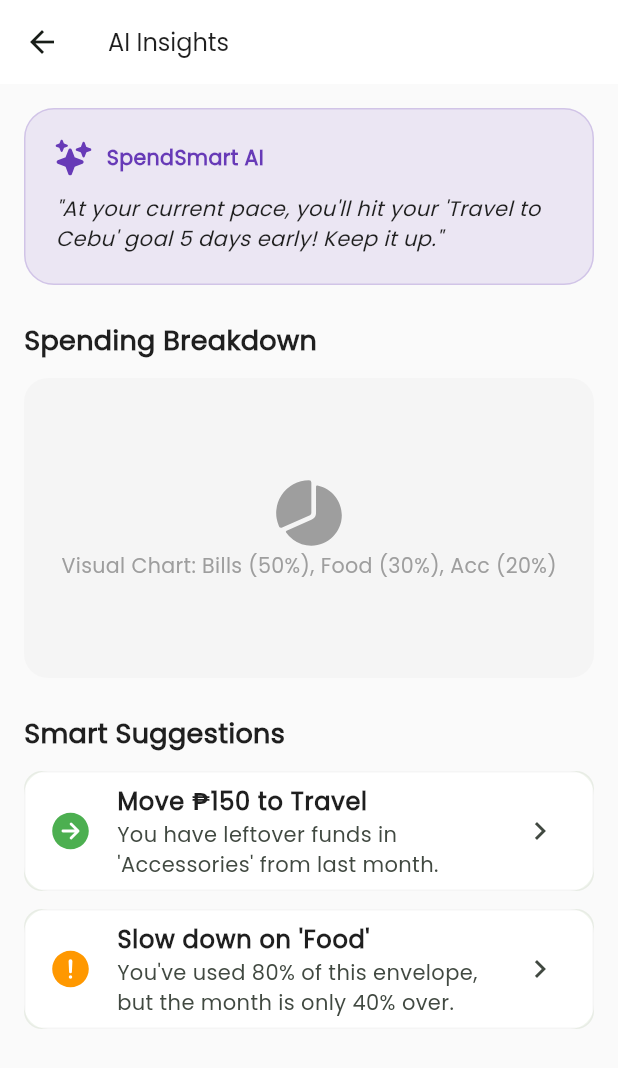
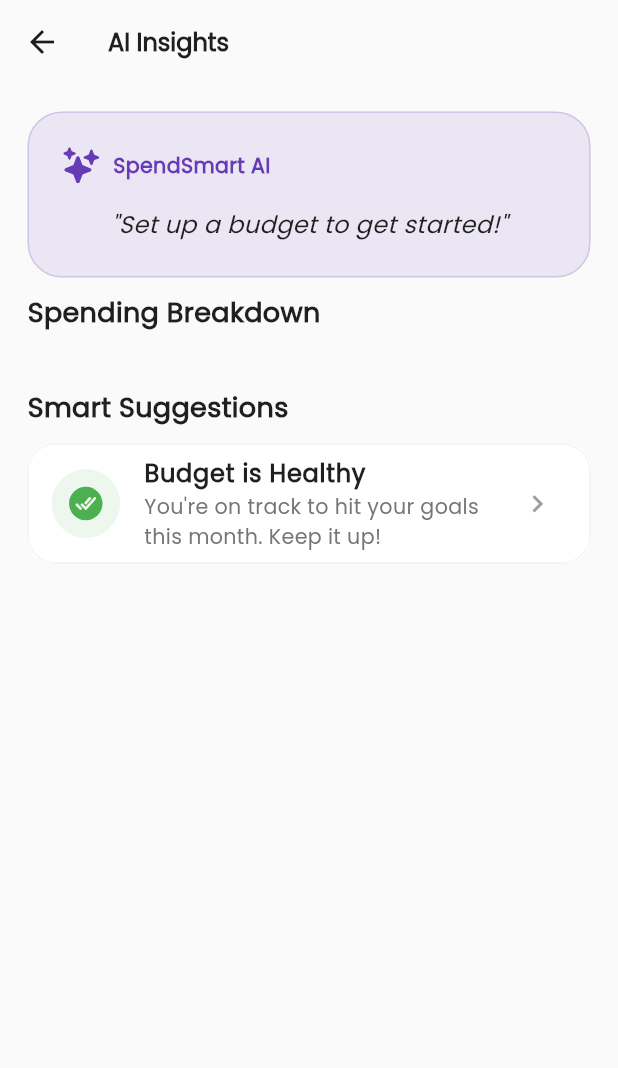
Before and after one commit to sam021624/spendsmart, a Flutter app: the InsightsScreen screen opened directly, on a phone screen of 412 x 824 dp. Shown: the top 1068 px of the screen. Run offline on Flutter 3.47's test engine with Material 3 defaults, Android fonts, the phone set to English and light mode, and no system bars; drawn by our look-alikes of toastification; our stand-ins replace carousel_slider, cloud_firestore, dotted_border, firebase_auth, firebase_core, fl_chart and 8 more; accounts and stored records are empty.

Commit message:
[FEAT] dynamic insights screen

```diff
--- a/lib/views/insights/presentation/insights_screen.dart
+++ b/lib/views/insights/presentation/insights_screen.dart
@@ -1,77 +1,141 @@
+import 'package:fl_chart/fl_chart.dart';
 import 'package:flutter/material.dart';
+import 'package:flutter_riverpod/flutter_riverpod.dart';
 import 'package:flutter_screenutil/flutter_screenutil.dart';
 import 'package:ionicons/ionicons.dart';
 import 'package:spendsmart/common/widgets/widget_text.dart';
+import 'package:spendsmart/models/envelope_model.dart';
+import 'package:spendsmart/providers/bill_provider.dart';
+import 'package:spendsmart/providers/envelop_provider.dart';
+import 'package:spendsmart/services/ai_service.dart';
 
-class InsightsScreen extends StatelessWidget {
+class InsightsScreen extends ConsumerWidget {
   const InsightsScreen({super.key});
 
   @override
-  Widget build(BuildContext context) {
+  Widget build(BuildContext context, WidgetRef ref) {
+    final envelopesAsync = ref.watch(envelopesStreamProvider);
+    final billsAsync = ref.watch(allBillsStreamProvider);
+    final aiTipAsync = ref.watch(aiTipProvider);
+
     return Scaffold(
-      appBar: AppBar(title: const WidgetText(text: "AI Insights")),
+      appBar: AppBar(
+        title: const WidgetText(
+          text: "AI Insights",
+          fontWeight: FontWeight.bold,
+        ),
+        elevation: 0,
+        backgroundColor: Colors.transparent,
+      ),
       body: SingleChildScrollView(
-        padding: const EdgeInsets.all(16.0),
+        padding: EdgeInsets.all(16.w),
         child: Column(
           crossAxisAlignment: CrossAxisAlignment.start,
+          spacing: 8.h,
           children: [
-            // 1. AI Coach Header
-            _buildAICoachCard(),
-
-            const SizedBox(height: 24),
-
-            // 2. Spending Breakdown (Visual)
+            aiTipAsync.when(
+              data: (tip) => _buildAICoachCard(tip),
+              loading: () => _buildAICoachCard("Analyzing your budget..."),
+              error: (e, _) => _buildAICoachCard("Stay focused on your goals!"),
+            ),
             const WidgetText(
               text: "Spending Breakdown",
               fontSize: 18,
               fontWeight: FontWeight.bold,
             ),
-            const SizedBox(height: 12),
-            _buildSpendingChartPlaceholder(), // In a real app, use 'fl_chart' package
 
-            const SizedBox(height: 24),
-
-            // 3. AI Suggestions (The "Actionable" part)
-            WidgetText(
+            envelopesAsync.when(
+              data: (envelopes) => _buildSpendingChart(envelopes),
+              loading: () => const Center(child: CircularProgressIndicator()),
+              error: (e, _) => const SizedBox(),
+            ),
+            SizedBox(height: 4.h),
+            const WidgetText(
               text: "Smart Suggestions",
               fontSize: 18,
               fontWeight: FontWeight.bold,
             ),
-            const SizedBox(height: 12),
+
+            envelopesAsync.when(
+              data: (envelopes) => billsAsync.when(
+                data: (bills) {
+                  final urgentBills = bills
+                      .where(
+                        (b) =>
+                            !b.isPaid &&
+                            b.dueDate.difference(DateTime.now()).inDays <= 3,
+                      )
+                      .toList();
+
+                  final lowEnvelopes = envelopes
+                      .where(
+                        (e) =>
+                            (e.remainingAmount / e.budgetAmount) < 0.1 &&
+                            e.remainingAmount > 0,
+                      )
+                      .toList();
+
+                  return Column(
+                    children: [
+                      if (urgentBills.isNotEmpty)
                         _buildSuggestionCard(
-              title: "Move ₱150 to Travel",
+                          title: "Pay ${urgentBills.first.name} soon",
                           subtitle:
-                  "You have leftover funds in 'Accessories' from last month.",
-              icon: Ionicons.arrow_forward_circle,
+                              "It's due in ${urgentBills.first.dueDate.difference(DateTime.now()).inDays} days. Don't miss it!",
+                          icon: Ionicons.alert_circle,
+                          color: Colors.redAccent,
+                        ),
+
+                      if (lowEnvelopes.isNotEmpty)
+                        _buildSuggestionCard(
+                          title: "Slow down on ${lowEnvelopes.first.name}",
+                          subtitle:
+                              "You only have ₱${lowEnvelopes.first.remainingAmount.toInt()} left in this category.",
+                          icon: Ionicons.trending_down,
+                          color: Colors.orange,
+                        ),
+
+                      if (urgentBills.isEmpty && lowEnvelopes.isEmpty)
+                        _buildSuggestionCard(
+                          title: "Budget is Healthy",
+                          subtitle:
+                              "You're on track to hit your goals this month. Keep it up!",
+                          icon: Ionicons.checkmark_done_circle,
                           color: Colors.green,
                         ),
-            _buildSuggestionCard(
-              title: "Slow down on 'Food'",
-              subtitle:
-                  "You've used 80% of this envelope, but the month is only 40% over.",
-              icon: Ionicons.alert_circle,
-              color: Colors.orange,
+                    ],
+                  );
+                },
+                loading: () => const Center(child: CircularProgressIndicator()),
+                error: (e, _) => WidgetText(
+                  text: "Error loading bills",
+                  textColor: Colors.red,
                 ),
+              ),
+              loading: () => const SizedBox(),
+              error: (e, _) => const SizedBox(),
+            ),
+            SizedBox(height: 8.h),
           ],
         ),
       ),
     );
   }
 
-  Widget _buildAICoachCard() {
+  Widget _buildAICoachCard(String tip) {
     return Container(
-      padding: const EdgeInsets.all(20),
+      padding: EdgeInsets.all(20.w),
       decoration: BoxDecoration(
         color: Colors.deepPurple.withOpacity(0.1),
-        borderRadius: BorderRadius.circular(20),
+        borderRadius: BorderRadius.circular(20.r),
         border: Border.all(color: Colors.deepPurple.withOpacity(0.2)),
       ),
       child: Column(
         children: [
           Row(
             children: [
-              Icon(Ionicons.sparkles, color: Colors.deepPurple),
-              SizedBox(width: 10),
+              const Icon(Ionicons.sparkles, color: Colors.deepPurple),
+              SizedBox(width: 8.w),
               WidgetText(
                 text: "SpendSmart AI",
                 fontWeight: FontWeight.bold,
@@ -80,11 +144,10 @@ class InsightsScreen extends StatelessWidget {
               ),
             ],
           ),
-          const SizedBox(height: 12),
-          const WidgetText(
-            text:
-                "\"At your current pace, you'll hit your 'Travel to Cebu' goal 5 days early! Keep it up.\"",
-            fontSize: 14,
+          SizedBox(height: 12.h),
+          WidgetText(
+            text: "\"$tip\"",
+            fontSize: 14.sp,
             fontStyle: FontStyle.italic,
           ),
         ],
@@ -92,29 +155,116 @@ class InsightsScreen extends StatelessWidget {
     );
   }
 
-  Widget _buildSpendingChartPlaceholder() {
-    // This represents where a PieChart or BarChart would go
+  Widget _buildSpendingChart(List<EnvelopeModel> envelopes) {
+    if (envelopes.isEmpty) return const SizedBox();
+
+    EnvelopeModel highestSpendingEnv = envelopes.reduce(
+      (a, b) =>
+          (a.budgetAmount - a.remainingAmount) >
+              (b.budgetAmount - b.remainingAmount)
+          ? a
+          : b,
+    );
+
+    double totalSpent = envelopes.fold(
+      0,
+      (sum, e) => sum + (e.budgetAmount - e.remainingAmount),
+    );
+
+    return Column(
+      spacing: 8.h,
+      children: [
+        _buildHighestSpenderCard(highestSpendingEnv),
+        SizedBox(
+          height: 150.h,
+          child: PieChart(
+            PieChartData(
+              sectionsSpace: 2,
+              centerSpaceRadius: 40.r,
+              sections: envelopes.map((e) {
+                final spent = e.budgetAmount - e.remainingAmount;
+                final displayValue = spent > 0 ? spent : 0.1;
+
+                return PieChartSectionData(
+                  color: _getCategoryColor(e.name),
+                  value: displayValue,
+                  title: totalSpent > 0
+                      ? "${((spent / totalSpent) * 100).toStringAsFixed(0)}%"
+                      : "",
+                  radius: 50.r,
+                  titleStyle: TextStyle(
+                    fontSize: 10.sp,
+                    fontWeight: FontWeight.bold,
+                    color: Colors.white,
+                  ),
+                );
+              }).toList(),
+            ),
+          ),
+        ),
+
+        Wrap(
+          spacing: 10.w,
+          runSpacing: 5.h,
+          children: envelopes.map((e) => _buildLegendItem(e.name)).toList(),
+        ),
+      ],
+    );
+  }
+
+  Widget _buildHighestSpenderCard(EnvelopeModel env) {
+    double spent = env.budgetAmount - env.remainingAmount;
     return Container(
-      height: 200,
-      width: double.infinity,
+      padding: EdgeInsets.all(12.w),
       decoration: BoxDecoration(
-        color: Colors.grey.withOpacity(0.05),
-        borderRadius: BorderRadius.circular(16),
+        color: Colors.red.withOpacity(0.05),
+        borderRadius: BorderRadius.circular(12.r),
+        border: Border.all(color: Colors.red.withOpacity(0.1)),
       ),
-      child: Center(
-        child: Column(
-          mainAxisAlignment: MainAxisAlignment.center,
+      child: Row(
         children: [
-            Icon(Ionicons.pie_chart, size: 50, color: Colors.grey),
-            WidgetText(
-              text: "Visual Chart: Bills (50%), Food (30%), Acc (20%)",
-              textColor: Colors.grey,
+          Icon(Ionicons.trending_up, color: Colors.red, size: 20.sp),
+          SizedBox(width: 10.w),
+          Expanded(
+            child: WidgetText(
+              text: "Highest Spending: ${env.name} (₱${spent.toInt()})",
               fontSize: 12.sp,
+              textColor: Colors.red[700],
+            ),
           ),
         ],
       ),
+    );
+  }
+
+  Widget _buildLegendItem(String name) {
+    return Row(
+      mainAxisSize: MainAxisSize.min,
+      children: [
+        Container(
+          width: 10.w,
+          height: 10.w,
+          decoration: BoxDecoration(
+            color: _getCategoryColor(name),
+            shape: BoxShape.circle,
           ),
+        ),
+        SizedBox(width: 4.w),
+        WidgetText(text: name, fontSize: 10.sp),
+      ],
     );
+  }
+
+  Color _getCategoryColor(String name) {
+    final List<Color> colors = [
+      Colors.deepPurple,
+      Colors.blue,
+      Colors.orange,
+      Colors.green,
+      Colors.pink,
+      Colors.cyan,
+    ];
+    return colors[name.length % colors.length];
   }
 
   Widget _buildSuggestionCard({
@@ -125,16 +275,30 @@ class InsightsScreen extends StatelessWidget {
   }) {
     return Card(
       elevation: 0,
-      margin: const EdgeInsets.only(bottom: 12),
+      margin: EdgeInsets.only(bottom: 12.h),
       shape: RoundedRectangleBorder(
-        borderRadius: BorderRadius.circular(12),
+        borderRadius: BorderRadius.circular(16.r),
         side: BorderSide(color: Colors.grey.withOpacity(0.1)),
       ),
       child: ListTile(
-        leading: Icon(icon, color: color, size: 30),
-        title: WidgetText(text: title, fontWeight: FontWeight.bold),
-        subtitle: Text(subtitle),
-        trailing: const Icon(Icons.chevron_right),
+        leading: Container(
+          padding: EdgeInsets.all(8.w),
+          decoration: BoxDecoration(
+            color: color.withOpacity(0.1),
+            shape: BoxShape.circle,
+          ),
+          child: Icon(icon, color: color, size: 24.sp),
+        ),
+        title: WidgetText(
+          text: title,
+          fontWeight: FontWeight.bold,
+          fontSize: 14.sp,
+        ),
+        subtitle: Text(
+          subtitle,
+          style: TextStyle(fontSize: 12.sp, color: Colors.grey[600]),
+        ),
+        trailing: Icon(Icons.chevron_right, size: 20.sp, color: Colors.grey),
         onTap: () {},
       ),
     );
```
Lines whose indentation alone changed are shown as unchanged.
